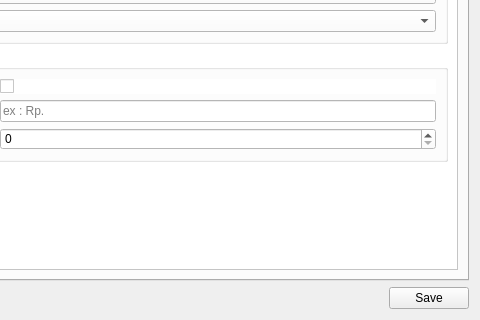
Before: the Qt Designer form libgui/setting/settingwidget.ui in apinprastya/sultan, drawn with Qt 5; both pictures show x 146 to 626 and y 231 to 551 of the 626 by 551 pixel window.
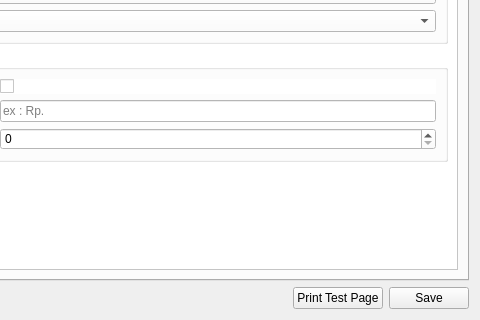
After: the same form once the commit is applied. The open tabs and pages were chosen to show the change. Icons and pictures are not drawn.

Commit message: adding print test feature

What changed in the file:
```diff
--- a/libgui/setting/settingwidget.ui
+++ b/libgui/setting/settingwidget.ui
@@ -515,6 +515,13 @@
        </property>
       </spacer>
      </item>
+     <item>
+      <widget class="QPushButton" name="pushPrintTest">
+       <property name="text">
+        <string>Print Test Page</string>
+       </property>
+      </widget>
+     </item>
      <item>
       <widget class="QPushButton" name="pushSave">
        <property name="text">
```
Left out of the diff: 10 changed lines with no effect on the pictures. The commit also changes 9 other files.
